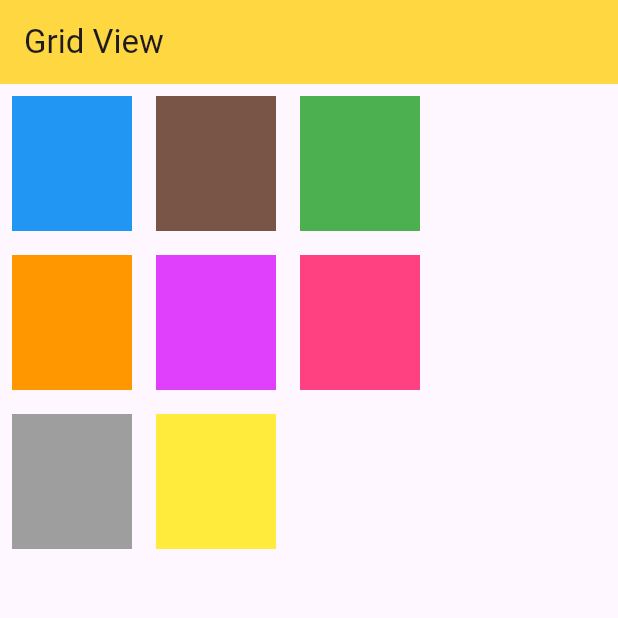
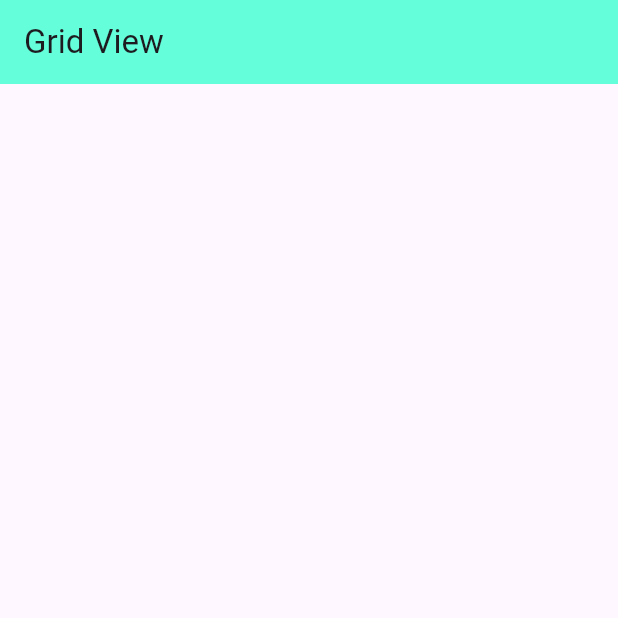
Before and after one commit to Piyushbhatt7/Flutter-Widgets, a Flutter app: the screen it shows after launch, on a phone screen of 412 x 824 dp, the top half of it. Run offline on Flutter 3.47's test engine with Material 3 defaults, Android fonts, the phone set to English and light mode, and no system bars.

Commit message:
Grid View

```diff
--- /dev/null
+++ b/lib/GridView.dart
@@ -0,0 +1,15 @@
+import 'package:flutter/material.dart';
+
+class Gridview extends StatelessWidget {
+  const Gridview({super.key});
+
+  @override
+  Widget build(BuildContext context) {
+    return Scaffold(
+      appBar: AppBar(
+        title: Text('Grid View'),
+        backgroundColor: Colors.tealAccent,
+      ),
+    );
+  }
+}
--- a/lib/main.dart
+++ b/lib/main.dart
@@ -1,6 +1,7 @@
 import 'package:flutter/material.dart';
 import 'package:flutter_wigets/Card%20Widget.dart';
 import 'package:flutter_wigets/DateFormat%20Patterns.dart';
+import 'package:flutter_wigets/Gridview.dart';
 import 'package:flutter_wigets/Gridviewrowcolumn.dart';
 import 'package:flutter_wigets/Text%20Field.dart';
 import 'package:flutter_wigets/Themes/styles%20and%20themes.dart';
@@ -28,7 +29,7 @@ class MyApp extends StatelessWidget{
       ),
 
 
-      home: Gridviewrowcolumn(),
+      home: Gridview(),
 
     );
 
```
